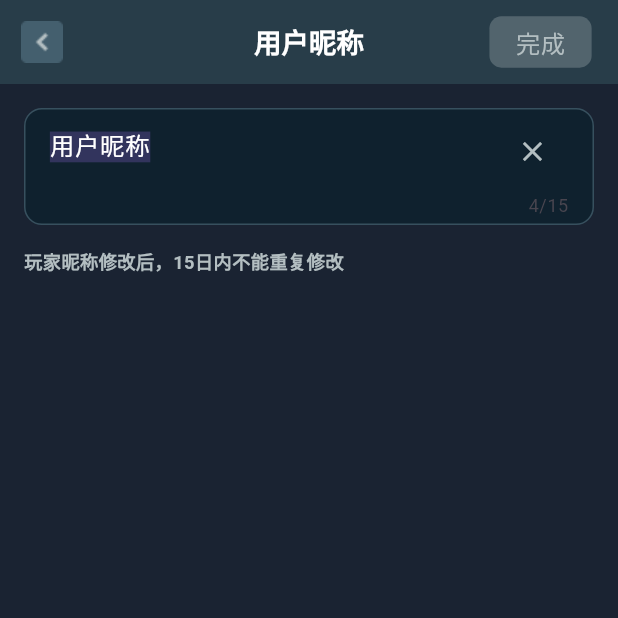
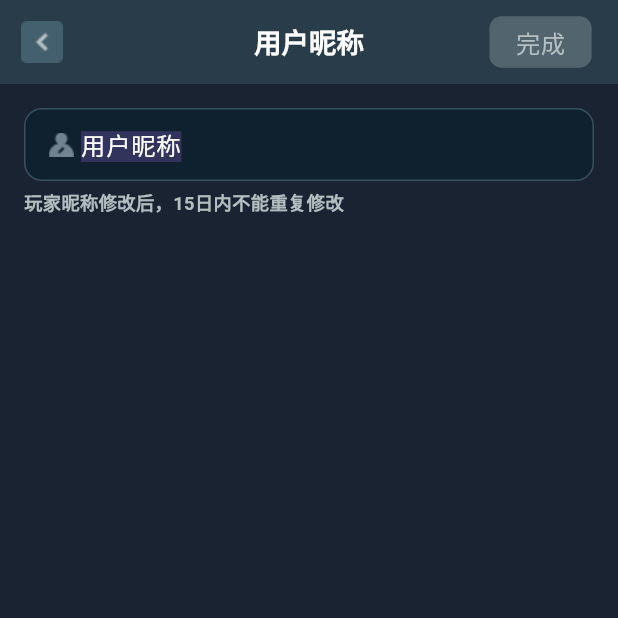
Before and after one commit to wtfkmnl/roomcard-app, a Flutter app: the ProfilePage screen opened by its route, after a tap on "用户昵称", on a phone screen of 412 x 824 dp, the top half of it. Run offline on Flutter 3.47's test engine with Material 3 defaults, Android fonts, the phone set to English and light mode, and no system bars; our stand-ins replace cached_network_image, convert, decimal, device_info_plus, event_bus, flutter_cache_manager and 14 more; missing offline and left inert: flutter_inappwebview, gallery_saver_plus; accounts and stored records are empty; Roboto replaces fonts that are missing (PingFangSC).

```diff
--- a/lib/pages/my/name_edit/name_edit_view.dart
+++ b/lib/pages/my/name_edit/name_edit_view.dart
@@ -76,16 +76,18 @@ class NameEditPage extends StatelessWidget {
           children: [
             // 输入框容器
             Container(
+              height: 48.h,
               decoration: BoxDecoration(
                 color: const Color(0XFF0F212E),
                 borderRadius: BorderRadius.circular(12),
                 border: Border.all(color: const Color(0xFF37505E), width: 1),
               ),
-              child: Padding(
-                padding: const EdgeInsets.symmetric(
-                  horizontal: 16,
-                  vertical: 4,
-                ),
+              child: Row(
+                children: [
+                  14.horizontalSpace,
+                  Image.asset(R.assetsIconNameEdit),
+                  4.horizontalSpace,
+                  Expanded(
                     child: TextField(
                       controller: state.nicknameController,
                       focusNode: state.nicknameFocusNode,
@@ -97,29 +99,29 @@ class NameEditPage extends StatelessWidget {
                       decoration: InputDecoration(
                         hintText: '请输入昵称',
                         hintStyle: TextStyle(
-                      color: const Color(0xFFB3BEC1),
-                      fontSize: 16.sp,
+                          color: const Color(0xFF57646D),
+                          fontSize: 14.sp,
+                          fontWeight: FontWeight.w500,
                         ),
                         border: InputBorder.none,
-                    suffixIcon: Obx(
-                      () => state.inputNickname.value.isNotEmpty
-                          ? IconButton(
-                              icon: Icon(
-                                Icons.clear,
-                                color: const Color(0xFFB3BEC1),
-                                size: 20.w,
                       ),
-                              onPressed: logic.clearInput,
-                            )
-                          : const SizedBox.shrink(),
+                      maxLength: 15,
+                      buildCounter:
+                          (
+                            context, {
+                            required currentLength,
+                            required isFocused,
+                            maxLength,
+                          }) {
+                            return null; // 隐藏默认计数器
+                          },
                     ),
                   ),
-                  maxLength: 15,
-                ),
+                ],
               ),
             ),
 
-            16.verticalSpace,
+            6.verticalSpace,
 
             Text(
               '玩家昵称修改后，15日内不能重复修改',
--- a/lib/pages/my/profile/profile_view.dart
+++ b/lib/pages/my/profile/profile_view.dart
@@ -35,7 +35,7 @@ class ProfilePage extends StatelessWidget {
         padding: const EdgeInsets.all(16),
         children: [
           // 头像、用户昵称、用户名ID
-          _buildUserInfoGroup(logic, state),
+          _buildUserInfoGroup(context, logic, state),
           16.verticalSpace,
           // 生日、性别
           _buildPersonalInfoGroup(logic, state),
@@ -45,7 +45,7 @@ class ProfilePage extends StatelessWidget {
   }
 
   /// 头像、昵称、用户ID
-  Widget _buildUserInfoGroup(ProfileLogic logic, state) {
+  Widget _buildUserInfoGroup(BuildContext context, ProfileLogic logic, state) {
     return Container(
       padding: const EdgeInsets.all(16),
       decoration: BoxDecoration(
@@ -55,9 +55,12 @@ class ProfilePage extends StatelessWidget {
       ),
       child: Column(
         children: [
-          Row(
+          GestureDetector(
+            onTap: () => logic.onAvatarTap(context),
+            child: Row(
               children: [
-              Text(
+                Expanded(
+                  child: Text(
                     '头像',
                     style: TextStyle(
                       color: Colors.white,
@@ -65,10 +68,8 @@ class ProfilePage extends StatelessWidget {
                       fontWeight: FontWeight.bold,
                     ),
                   ),
-              Spacer(),
-              GestureDetector(
-                onTap: logic.onAvatarTap,
-                child: Row(
+                ),
+                Row(
                   children: [
                     Container(
                       width: 34.w,
@@ -86,8 +87,8 @@ class ProfilePage extends StatelessWidget {
                     Image.asset(R.assetsIconArrowNext, width: 20.w),
                   ],
                 ),
+              ],
             ),
-            ],
           ),
           24.verticalSpace,
           Obx(
--- a/lib/r.dart
+++ b/lib/r.dart
@@ -25,4 +25,5 @@ class R {
   static const String assetsIconAboutUsLogo = 'assets/images/iconAboutUsLogo.png';
   static const String assetsIconGreenSelect = 'assets/images/iconGreenSelect.png';
   static const String assetsIconSafeValidate = 'assets/images/iconSafeValidate.png';
+  static const String assetsIconNameEdit = 'assets/images/iconNameEdit.png';
 }
```
Also changed, not shown: lib/pages/my/profile/profile_logic.dart (+75 -1 lines), assets/images/iconNameEdit.png (added). Lines whose indentation alone changed are shown as unchanged.
